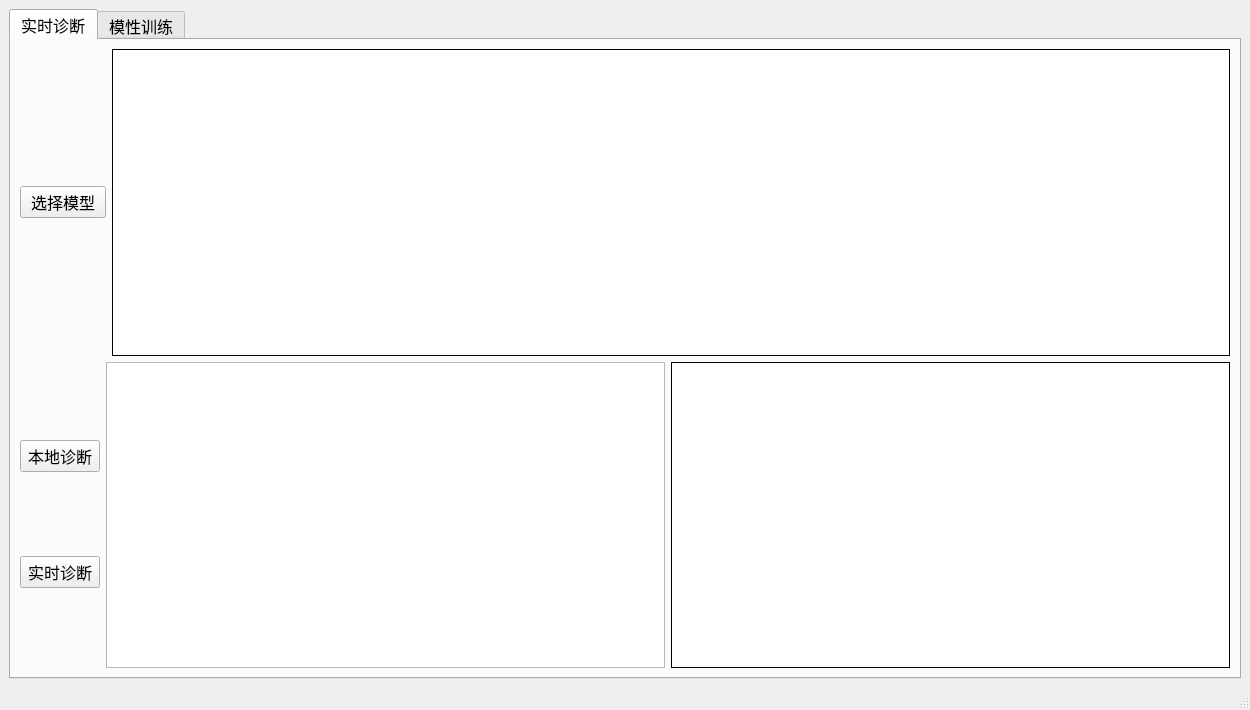
This is UI/main_window.ui in hua-ops/bearingPlatform_hua as Qt 5 draws it before an edit. The edited form follows.
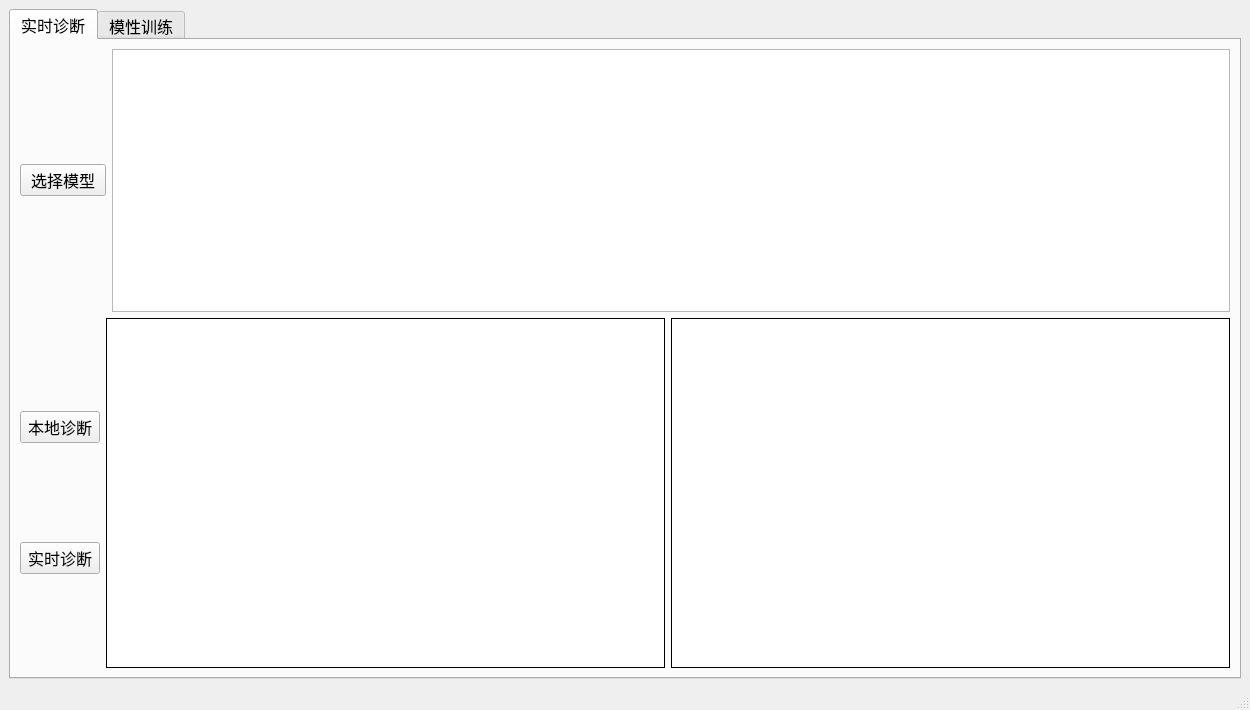
This is the edited form. Icons and pictures are not drawn.

Commit message: feat: add GraphicsView control for data visualization

```diff
--- a/UI/main_window.ui
+++ b/UI/main_window.ui
@@ -40,7 +40,7 @@
        </attribute>
        <layout class="QHBoxLayout" name="horizontalLayout_3">
         <item>
-         <layout class="QVBoxLayout" name="verticalLayout" stretch="1,1">
+         <layout class="QVBoxLayout" name="verticalLayout" stretch="3,4">
           <item>
            <layout class="QHBoxLayout" name="horizontalLayout" stretch="1,13">
             <item>
@@ -54,16 +54,7 @@
              </widget>
             </item>
             <item>
-             <widget class="QLabel" name="l_visual_diagnosis_data">
-              <property name="styleSheet">
-               <string notr="true">background-color: rgb(255, 255, 255);
-border-style:solid;
-border-width:1px;</string>
-              </property>
-              <property name="text">
-               <string/>
-              </property>
-             </widget>
+             <widget class="QGraphicsView" name="gv_visual_diagnosis_data"/>
             </item>
            </layout>
           </item>
@@ -96,7 +87,12 @@
             <item>
              <layout class="QHBoxLayout" name="horizontalLayout_2" stretch="1,1">
               <item>
-               <widget class="QTextBrowser" name="tb_diagnosis_result"/>
+               <widget class="QTextBrowser" name="tb_diagnosis_result">
+                <property name="styleSheet">
+                 <string notr="true">border-style:solid;
+border-width:1px;</string>
+                </property>
+               </widget>
               </item>
               <item>
                <widget class="QLabel" name="l_diagnosis_result">
```
Left out of the diff: 28 changed lines with no effect on the pictures. The commit also changes 6 other files.
